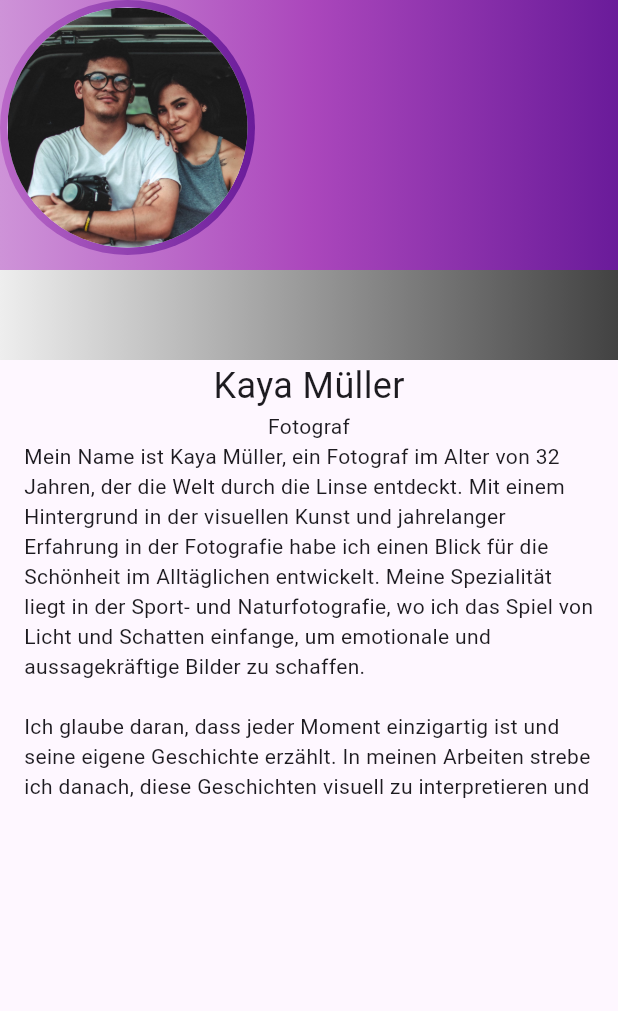
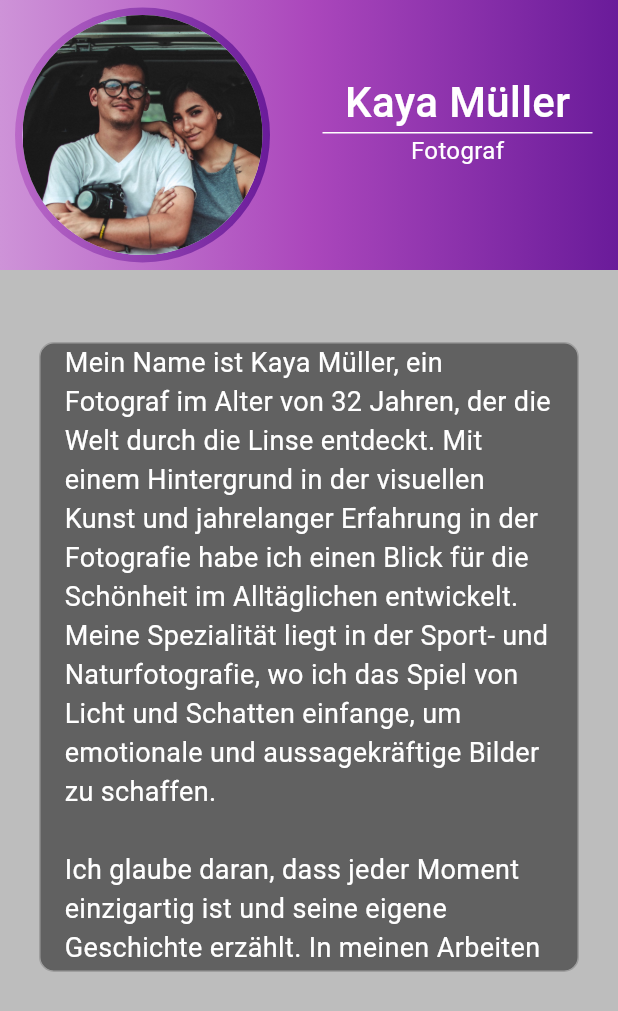
Before and after one commit to Sascha-create/gallery_app_3000, a Flutter app: the ProfileScreen screen opened directly, on a phone screen of 412 x 824 dp. Shown: the top 1011 px of the screen. Run offline on Flutter 3.47's test engine with Material 3 defaults, Android fonts, the phone set to English and light mode, and no system bars.

Commit message:
profilescreen done

```diff
--- a/lib/features/gallery/gallery_data.dart
+++ b/lib/features/gallery/gallery_data.dart
@@ -1,4 +1,4 @@
-import 'package:gallery_app_3000/features/gallery/gallery_item.dart';
+import 'package:gallery_app_3000/features/gallery/models/gallery_item.dart';
 
 List<GalleryItem> galleryData = [
   GalleryItem(
--- a/lib/features/gallery/screens/details_screen.dart
+++ b/lib/features/gallery/screens/details_screen.dart
@@ -1,5 +1,5 @@
 import 'package:flutter/material.dart';
-import 'package:gallery_app_3000/features/gallery/gallery_item.dart';
+import 'package:gallery_app_3000/features/gallery/models/gallery_item.dart';
 
 class DetailsScreen extends StatelessWidget {
   const DetailsScreen({super.key, required this.galleryItem});
@@ -10,6 +10,10 @@ class DetailsScreen extends StatelessWidget {
   Widget build(BuildContext context) {
     return Scaffold(
       appBar: AppBar(
+        leading: IconButton(
+          icon: const Icon(Icons.arrow_back_ios, color: Colors.white),
+          onPressed: () => Navigator.of(context).pop(),
+        ),
         backgroundColor: Colors.deepPurple,
         title: const Text(
             style: TextStyle(
@@ -19,19 +23,24 @@ class DetailsScreen extends StatelessWidget {
       body: SingleChildScrollView(
         child: Column(
           mainAxisSize: MainAxisSize.min,
-
           children: [
-            SizedBox(height: 320, child: Image.asset(galleryItem.imagePath)),
+            SizedBox(
+                height: 400,
+                width: double.infinity,
+                child: Image.asset(fit: BoxFit.cover, galleryItem.imagePath)),
             Text(
-                style: const TextStyle(fontSize: 28, fontWeight: FontWeight.w500),
+                style:
+                    const TextStyle(fontSize: 28, fontWeight: FontWeight.w500),
                 galleryItem.imageTitle),
             Text(
-                style: const TextStyle(fontSize: 18, fontWeight: FontWeight.w700),
+                style:
+                    const TextStyle(fontSize: 18, fontWeight: FontWeight.w700),
                 galleryItem.imageDate),
             Padding(
               padding: const EdgeInsets.all(16.0),
               child: Text(
-                  style: const TextStyle(fontSize: 16), galleryItem.imageDescription),
+                  style: const TextStyle(fontSize: 16),
+                  galleryItem.imageDescription),
             ),
           ],
         ),
--- a/lib/features/gallery/screens/gallery_screen.dart
+++ b/lib/features/gallery/screens/gallery_screen.dart
@@ -1,5 +1,5 @@
 import 'package:flutter/material.dart';
-import 'package:gallery_app_3000/features/gallery/gallery_card.dart';
+import 'package:gallery_app_3000/features/gallery/widgets/gallery_card.dart';
 import 'package:gallery_app_3000/features/gallery/gallery_data.dart';
 
 class GalleryScreen extends StatelessWidget {
--- a/lib/features/gallery/gallery_card.dart
+++ b/lib/features/gallery/widgets/gallery_card.dart
@@ -1,8 +1,6 @@
 import 'package:flutter/material.dart';
-import 'package:gallery_app_3000/features/gallery/gallery_data.dart';
-import 'package:gallery_app_3000/features/gallery/gallery_item.dart';
+import 'package:gallery_app_3000/features/gallery/models/gallery_item.dart';
 import 'package:gallery_app_3000/features/gallery/screens/details_screen.dart';
-import 'package:gallery_app_3000/main.dart';
 
 class GalleryCard extends StatelessWidget {
   const GalleryCard({
@@ -33,8 +31,9 @@ class GalleryCard extends StatelessWidget {
                     child:
                         Image.asset(fit: BoxFit.cover, galleryItem.imagePath)),
                 Padding(
-                  padding: const EdgeInsets.symmetric(vertical: 8.0),
-                  child: Text(galleryItem.imageTitle),
+                  padding: const EdgeInsets.symmetric(vertical: 4.0),
+                  child: Text(
+                      style: const TextStyle(fontSize: 16), galleryItem.imageTitle),
                 ),
               ],
             )),
--- a/lib/features/profile/profile_screen.dart
+++ b/lib/features/profile/profile_screen.dart
@@ -6,10 +6,12 @@ class ProfileScreen extends StatelessWidget {
   @override
   Widget build(BuildContext context) {
     return Scaffold(
+      backgroundColor: Colors.grey.shade400,
       body: Column(
         children: [
           Stack(children: [
             Container(
+              clipBehavior: Clip.none,
               height: 180,
               width: double.infinity,
               decoration: BoxDecoration(
@@ -19,7 +21,10 @@ class ProfileScreen extends StatelessWidget {
                 Colors.purple.shade800,
               ])),
             ),
-            Container(
+            Positioned(
+              top: 5,
+              left: 10,
+              child: Container(
                 height: 170,
                 width: 170,
                 decoration: BoxDecoration(
@@ -30,31 +35,56 @@ class ProfileScreen extends StatelessWidget {
                   shape: BoxShape.circle,
                 ),
               ),
-            Positioned(
-              top: 5,
-              left: 5,
+            ),
+            const Positioned(
+              top: 10,
+              left: 15,
               child: CircleAvatar(
                   radius: 80,
                   backgroundImage: AssetImage("assets/images/kaya.jpeg")),
             ),
+            Positioned(
+              top: 48,
+              left: 215,
+              child: Column(
+                children: [
+                  const Text(
+                      style: TextStyle(
+                          fontSize: 28,
+                          fontWeight: FontWeight.w500,
+                          color: Colors.white),
+                      "Kaya Müller"),
+                  Container(
+                    height: 1,
+                    width: 180,
+                    color: Colors.white,
+                  ),
+                  const Text(
+                      style: TextStyle(
+                          fontSize: 16,
+                          fontWeight: FontWeight.w400,
+                          color: Colors.white),
+                      "Fotograf"),
+                ],
+              ),
+            ),
           ]),
+          const SizedBox(
+            height: 48,
+          ),
           Container(
-            height: 60,
-            width: double.infinity,
+            height: 420,
+            width: 360,
             decoration: BoxDecoration(
-                gradient: LinearGradient(colors: [
-              Colors.grey.shade200,
-              Colors.grey.shade800,
-            ])),
+              color: Colors.grey.shade700,
+              border: Border.all(color: Colors.grey),
+              borderRadius: BorderRadius.circular(10),
             ),
-          Text(style: TextStyle(fontSize: 24), "Kaya Müller"),
-          Text("Fotograf"),
-          SizedBox(
-            height: 240,
-            child: SingleChildScrollView(
+            child: const SingleChildScrollView(
               child: Padding(
                 padding: EdgeInsets.symmetric(horizontal: 16.0),
                 child: Text(
+                    style: TextStyle(fontSize: 18, color: Colors.white),
                     "Mein Name ist Kaya Müller, ein Fotograf im Alter von 32 Jahren, der die Welt durch die Linse entdeckt. Mit einem Hintergrund in der visuellen Kunst und jahrelanger Erfahrung in der Fotografie habe ich einen Blick für die Schönheit im Alltäglichen entwickelt. Meine Spezialität liegt in der Sport- und Naturfotografie, wo ich das Spiel von Licht und Schatten einfange, um emotionale und aussagekräftige Bilder zu schaffen.\n\nIch glaube daran, dass jeder Moment einzigartig ist und seine eigene Geschichte erzählt. In meinen Arbeiten strebe ich danach, diese Geschichten visuell zu interpretieren und sie durch kreative Kompositionen und Nuancen zum Leben zu erwecken. Meine fotografische Reise hat mich durch verschiedene Länder geführt, wo ich die Vielfalt der Kulturen und Landschaften festhalte, immer auf der Suche nach neuen Perspektiven und Herausforderungen.\n\nMein Anspruch ist es, mit meinen Bildern nicht nur zu dokumentieren, sondern auch zu inspirieren und zu berühren. Jeder Auftrag und jedes Projekt ist für mich eine Möglichkeit, meine Leidenschaft und mein Können zu zeigen und eine Verbindung zwischen dem Betrachter und dem Bild herzustellen."),
               ),
             ),
--- a/lib/main.dart
+++ b/lib/main.dart
@@ -1,9 +1,6 @@
 import 'package:flutter/material.dart';
-import 'package:gallery_app_3000/features/gallery/gallery_card.dart';
 import 'package:gallery_app_3000/features/gallery/screens/gallery_screen.dart';
 import 'package:gallery_app_3000/features/profile/profile_screen.dart';
-import 'features/gallery/gallery_item.dart';
-import 'features/gallery/gallery_data.dart';
 
 void main() {
   runApp(const HomeApp());
@@ -25,9 +22,12 @@ class _HomeAppState extends State<HomeApp> {
   Widget build(BuildContext context) {
     return MaterialApp(
       home: Scaffold(
-        backgroundColor: Colors.grey[200],
+        backgroundColor: Colors.grey.shade200,
         appBar: AppBar(
+          actionsIconTheme: IconThemeData(color: Colors.white),
           backgroundColor: Colors.deepPurple,
+          elevation: 2,
+          shadowColor: Colors.grey,
           title: const Text(
               style: TextStyle(
                   fontSize: 28,
@@ -37,6 +37,8 @@ class _HomeAppState extends State<HomeApp> {
         ),
         body: screens[currentIndex],
         bottomNavigationBar: NavigationBar(
+            backgroundColor: Colors.deepPurple.shade100,
+            indicatorColor: Colors.deepPurple.shade200,
             selectedIndex: currentIndex,
             onDestinationSelected: (int index) {
               currentIndex = index;
```
Also changed, not shown: lib/features/gallery/models/gallery_item.dart (renamed from lib/features/gallery/gallery_item.dart). Lines whose indentation alone changed are shown as unchanged.
